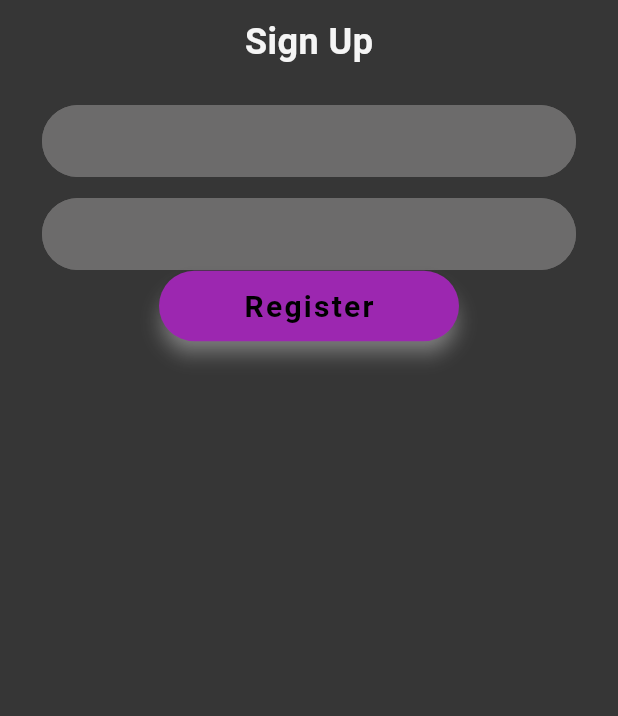
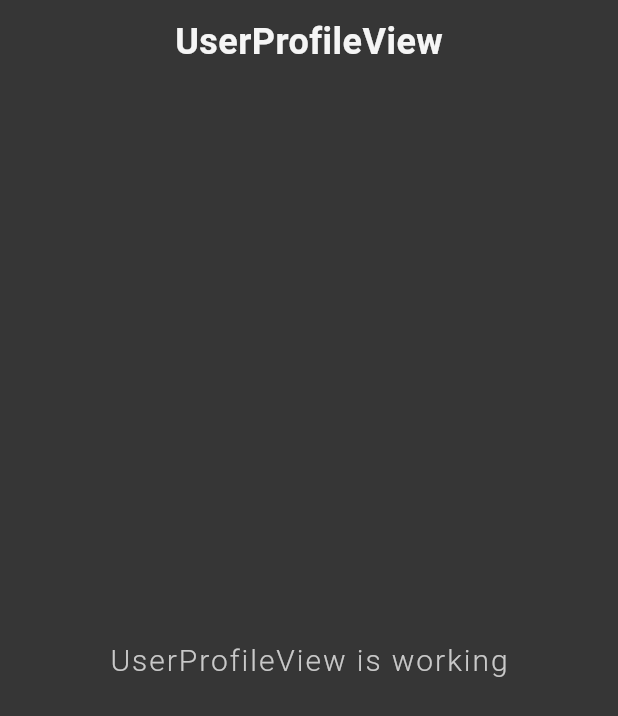
Before and after one commit to sagar-uprety/eventrack_app, a Flutter app: the screen it shows after launch, on a phone screen of 412 x 824 dp. Shown: the top 716 px of the screen. Run offline on Flutter 3.47's test engine with Material 2 defaults, Android fonts, the phone set to English and light mode, and no system bars; our stand-ins replace dio, flutter_dotenv, get.

Commit message:
User-Profile Screen Created

```diff
--- /dev/null
+++ b/lib/app/modules/user_profile/views/user_profile_view.dart
@@ -0,0 +1,23 @@
+import 'package:flutter/material.dart';
+
+import 'package:get/get.dart';
+
+import '../controllers/user_profile_controller.dart';
+
+class UserProfileView extends GetView<UserProfileController> {
+  @override
+  Widget build(BuildContext context) {
+    return Scaffold(
+      appBar: AppBar(
+        title: Text('UserProfileView'),
+        centerTitle: true,
+      ),
+      body: Center(
+        child: Text(
+          'UserProfileView is working',
+          style: TextStyle(fontSize: 20),
+        ),
+      ),
+    );
+  }
+}
--- a/lib/app/routes/app_routes.dart
+++ b/lib/app/routes/app_routes.dart
@@ -9,6 +9,7 @@
   static const SIGNUP = _Paths.SIGNUP;
   static const BROWSE_EVENTS = _Paths.BROWSE_EVENTS;
   static const EVENT_DETAIL = _Paths.EVENT_DETAIL;
+  static const USER_PROFILE = _Paths.USER_PROFILE;
 }
 
 abstract class _Paths {
@@ -17,4 +18,5 @@
   static const SIGNUP = '/signup';
   static const BROWSE_EVENTS = '/browse-events';
   static const EVENT_DETAIL = '/event-detail';
+  static const USER_PROFILE = '/user-profile';
 }
```
Also changed, not shown: lib/app/modules/user_profile/bindings/user_profile_binding.dart (added, +12 -0 lines), lib/app/modules/user_profile/controllers/user_profile_controller.dart (added, +20 -0 lines), lib/app/routes/app_pages.dart (+8 -1 lines).
